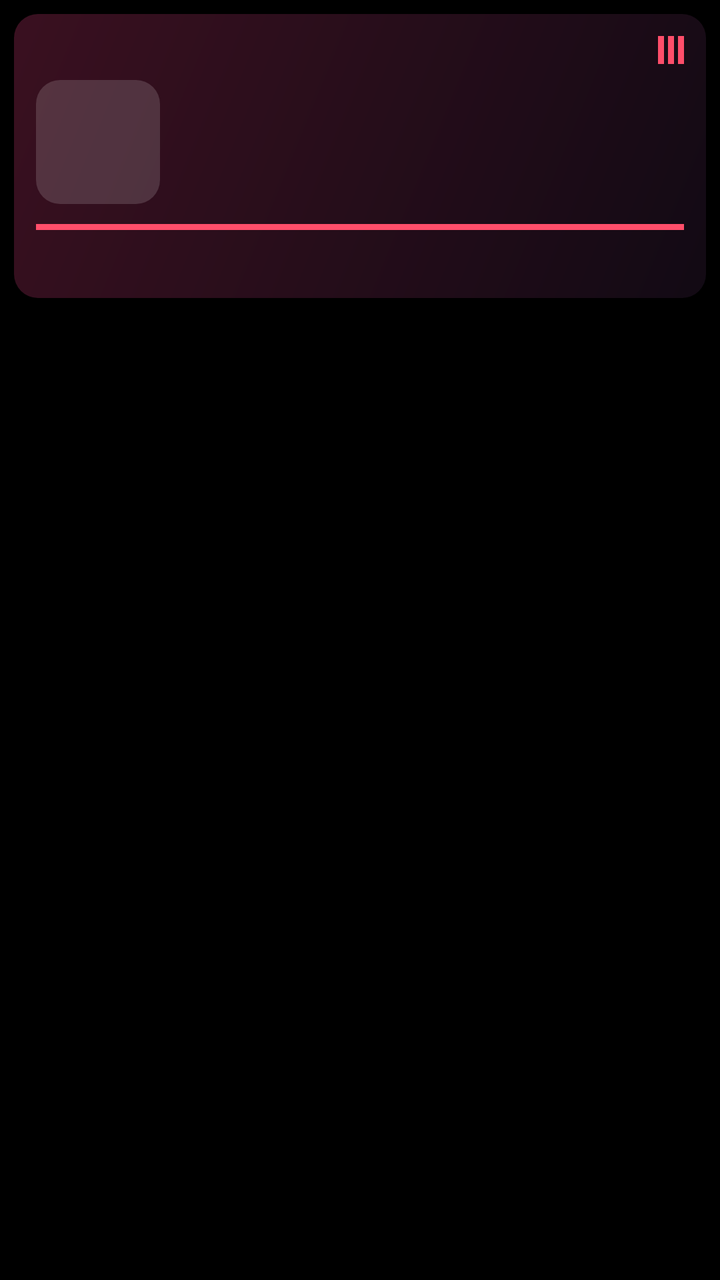
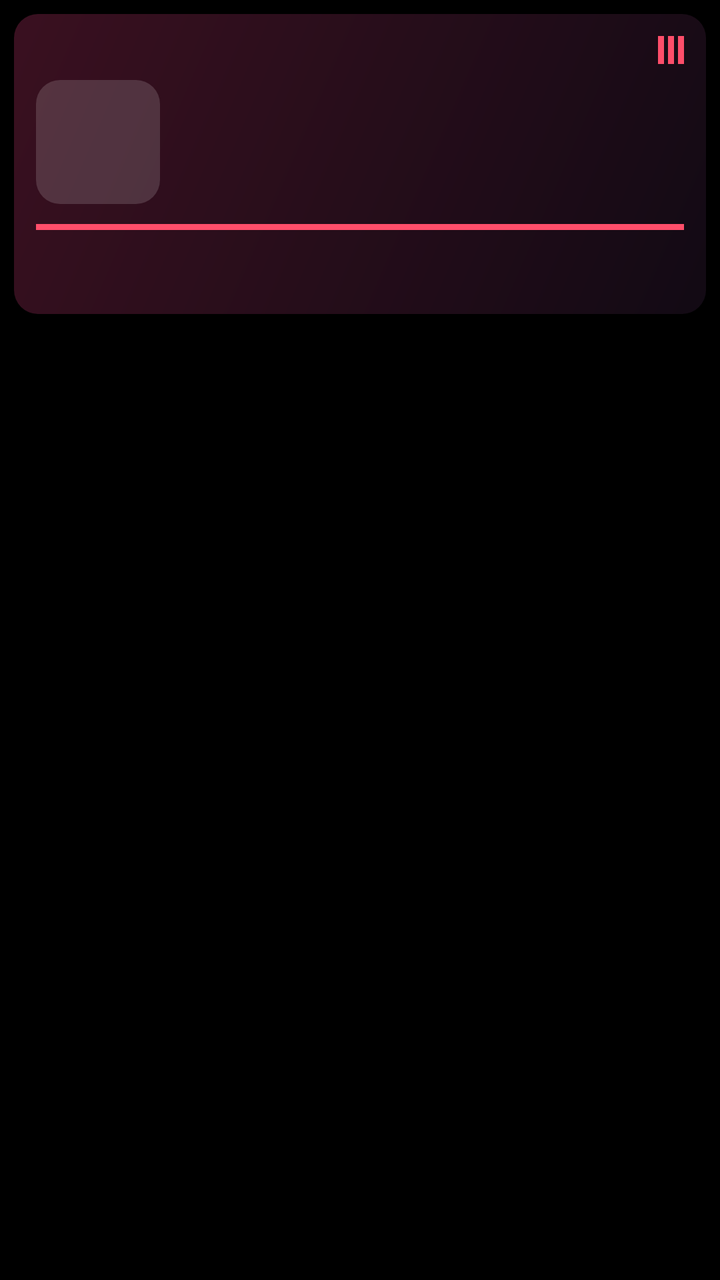

Screens rendered from an Android XML layout before and after an edit, with the pre-edit source and the edit as a unified diff.
<!-- AndroidManifest.xml: application theme Theme.MtvLauncher -->
<!-- res/layout/item_nowplaying.xml -->
<?xml version="1.0" encoding="utf-8"?>
<FrameLayout xmlns:android="http://schemas.android.com/apk/res/android"
    android:layout_width="250dp"
    android:layout_height="wrap_content"
    android:clipChildren="false"
    android:clipToPadding="false"
    android:padding="7dp">

    <LinearLayout
        android:id="@+id/card"
        android:layout_width="match_parent"
        android:layout_height="142dp"
        android:background="@drawable/np_bg"
        android:focusable="true"
        android:foreground="@drawable/tile_bg"
        android:orientation="vertical"
        android:padding="11dp">

        <LinearLayout
            android:layout_width="match_parent"
            android:layout_height="wrap_content"
            android:gravity="center_vertical"
            android:orientation="horizontal">

            <TextView
                android:id="@+id/np_app"
                android:layout_width="0dp"
                android:layout_height="wrap_content"
                android:layout_weight="1"
                android:letterSpacing="0.08"
                android:maxLines="1"
                android:textAllCaps="true"
                android:textColor="#B3FFFFFF"
                android:textSize="8sp"
                android:textStyle="bold" />

            <LinearLayout
                android:layout_width="wrap_content"
                android:layout_height="14dp"
                android:gravity="bottom"
                android:orientation="horizontal">

                <View android:id="@+id/eq1" android:layout_width="3dp" android:layout_height="14dp" android:background="#FFFF4E6A" />
                <View android:id="@+id/eq2" android:layout_width="3dp" android:layout_height="14dp" android:layout_marginStart="2dp" android:background="#FFFF4E6A" />
                <View android:id="@+id/eq3" android:layout_width="3dp" android:layout_height="14dp" android:layout_marginStart="2dp" android:background="#FFFF4E6A" />
            </LinearLayout>
        </LinearLayout>

        <LinearLayout
            android:layout_width="match_parent"
            android:layout_height="wrap_content"
            android:layout_marginTop="8dp"
            android:orientation="horizontal">

            <ImageView
                android:id="@+id/np_art"
                android:layout_width="62dp"
                android:layout_height="62dp"
                android:background="@drawable/card_bg"
                android:importantForAccessibility="no"
                android:scaleType="centerCrop" />

            <LinearLayout
                android:layout_width="0dp"
                android:layout_height="wrap_content"
                android:layout_marginStart="10dp"
                android:layout_weight="1"
                android:orientation="vertical">

                <TextView
                    android:id="@+id/np_title"
                    android:layout_width="match_parent"
                    android:layout_height="wrap_content"
                    android:ellipsize="end"
                    android:fontFamily="sans-serif-medium"
                    android:maxLines="2"
                    android:textColor="#FFFFFFFF"
                    android:textSize="12sp" />

                <TextView
                    android:id="@+id/np_artist"
                    android:layout_width="match_parent"
                    android:layout_height="wrap_content"
                    android:ellipsize="end"
                    android:maxLines="1"
                    android:textColor="#B3FFFFFF"
                    android:textSize="10sp" />
            </LinearLayout>
        </LinearLayout>

        <FrameLayout
            android:layout_width="match_parent"
            android:layout_height="3dp"
            android:layout_marginTop="10dp"
            android:background="@drawable/bar_track">

            <View
                android:id="@+id/np_progress"
                android:layout_width="match_parent"
                android:layout_height="match_parent"
                android:background="#FFFF4E6A" />
        </FrameLayout>

        <TextView
            android:id="@+id/np_state"
            android:layout_width="wrap_content"
            android:layout_height="wrap_content"
            android:layout_marginTop="5dp"
            android:textColor="#99FFFFFF"
            android:textSize="9sp" />
    </LinearLayout>
</FrameLayout>
<!-- resources referenced by this layout -->
<resources>
  <!-- drawable bar_track (drawable) -->
  <?xml version="1.0" encoding="utf-8"?>
  <shape xmlns:android="http://schemas.android.com/apk/res/android" android:shape="rectangle"><corners android:radius="3dp" /><solid android:color="#26FFFFFF" /></shape>
  <!-- drawable card_bg (drawable) -->
  <?xml version="1.0" encoding="utf-8"?>
  <shape xmlns:android="http://schemas.android.com/apk/res/android" android:shape="rectangle">
      <corners android:radius="12dp" />
      <solid android:color="#26FFFFFF" />
  </shape>
  <!-- drawable np_bg (drawable) -->
  <?xml version="1.0" encoding="utf-8"?>
  <shape xmlns:android="http://schemas.android.com/apk/res/android" android:shape="rectangle">
      <corners android:radius="12dp" />
      <gradient android:angle="315" android:startColor="#FF3A1020" android:endColor="#FF120A14" />
  </shape>
  <!-- drawable tile_bg (drawable) -->
  <?xml version="1.0" encoding="utf-8"?>
  <selector xmlns:android="http://schemas.android.com/apk/res/android">
      <item android:state_focused="true">
          <shape android:shape="rectangle">
              <corners android:radius="12dp" />
              <stroke android:width="2dp" android:color="#E6FFFFFF" />
          </shape>
      </item>
      <item>
          <shape android:shape="rectangle">
              <corners android:radius="12dp" />
              <stroke android:width="1dp" android:color="#14FFFFFF" />
          </shape>
      </item>
  </selector>
  <style name="Theme.MtvLauncher" parent="@android:style/Theme.DeviceDefault.NoActionBar">
          <item name="android:windowBackground">@android:color/black</item>
          <item name="android:windowShowWallpaper">false</item>
          <item name="android:windowNoTitle">true</item>
          <item name="android:windowFullscreen">true</item>
          <item name="android:windowAnimationStyle">@null</item>
      </style>
</resources>

<!-- the commit's change to res/layout/item_nowplaying.xml (unified diff, before → after) -->
@@ -9,7 +9,7 @@
     <LinearLayout
         android:id="@+id/card"
         android:layout_width="match_parent"
-        android:layout_height="142dp"
+        android:layout_height="150dp"
         android:background="@drawable/np_bg"
         android:focusable="true"
         android:foreground="@drawable/tile_bg"
@@ -31,7 +31,7 @@
                 android:maxLines="1"
                 android:textAllCaps="true"
                 android:textColor="#B3FFFFFF"
-                android:textSize="8sp"
+                android:textSize="10sp"
                 android:textStyle="bold" />
 
             <LinearLayout
@@ -107,6 +107,6 @@
             android:layout_height="wrap_content"
             android:layout_marginTop="5dp"
             android:textColor="#99FFFFFF"
-            android:textSize="9sp" />
+            android:textSize="10.5sp" />
     </LinearLayout>
 </FrameLayout>
